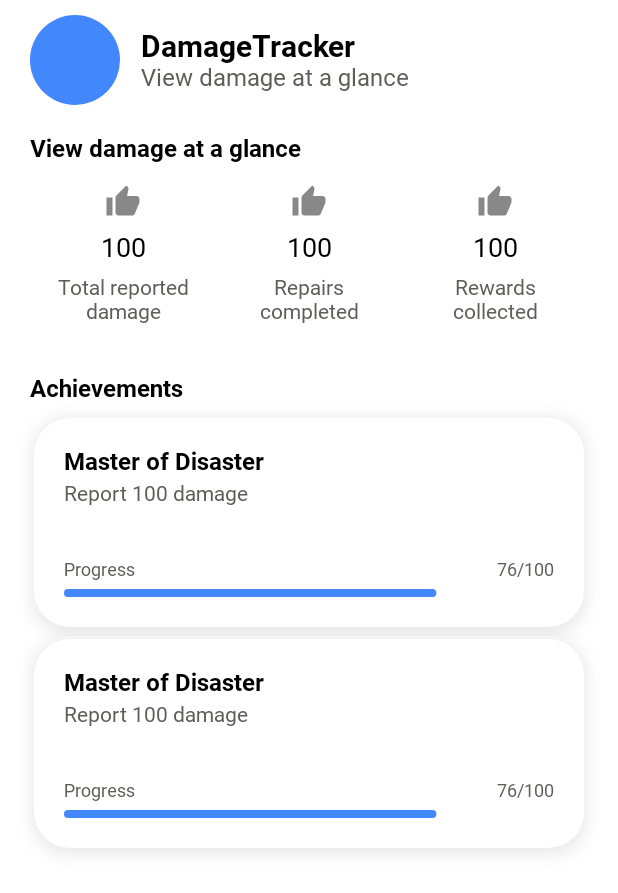
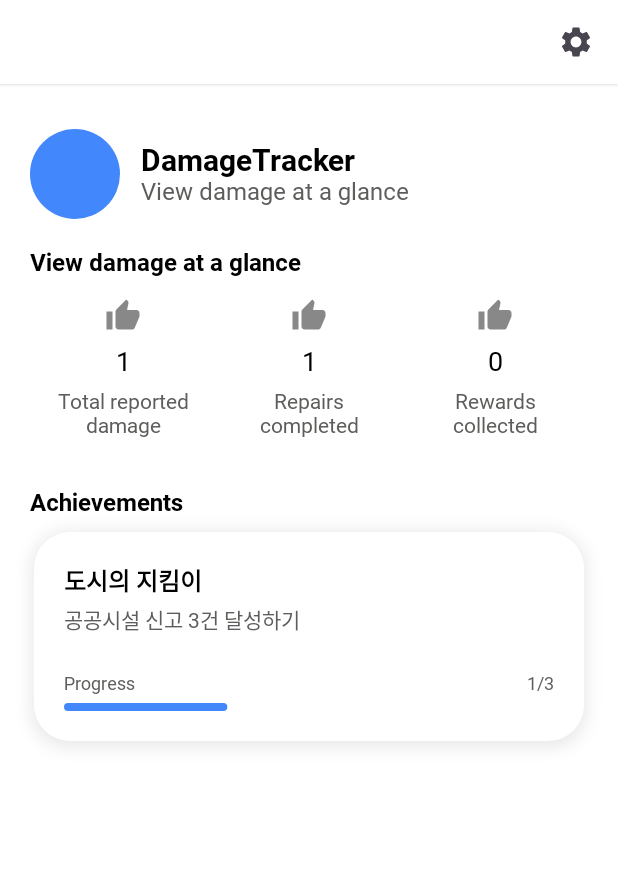
Before and after one commit to GDSC-KNU/3rd-sc-ex1-CitySavior-Android, an Android app built with Jetpack Compose: the @Preview function ProfileScreenPreview, on a phone screen of 412 x 824 dp. Shown: the top 893 px of the screen. Run offline under Robolectric (Android 15) with nearby library versions, the phone set to English and light mode, and no system bars; our stand-ins replace Dagger/Hilt's generated code, Shimmer.

Commit message:
#10 [Feat]: Profile Screen 구현

```diff
--- a/data/src/main/kotlin/com/citysavior/android/data/repository/user/UserRepositoryImpl.kt
+++ b/data/src/main/kotlin/com/citysavior/android/data/repository/user/UserRepositoryImpl.kt
@@ -12,6 +12,7 @@ import com.citysavior.android.domain.model.common.toAsync
 import com.citysavior.android.domain.model.report.Point
 import com.citysavior.android.domain.model.user.UserInfo
 import com.citysavior.android.domain.repository.user.UserRepository
+import kotlinx.coroutines.delay
 import kotlinx.coroutines.flow.Flow
 import kotlinx.coroutines.flow.map
 import javax.inject.Inject
@@ -23,6 +24,8 @@ class UserRepositoryImpl @Inject constructor(
     private val datastore : DataStore<Preferences>
 ) : UserRepository {
     override suspend fun getUserInfo(): Async<UserInfo> {
+        delay(400)
+        return Async.Success(UserInfo.fixture())
         return invokeApiAndConvertAsync(
             api = { apiService.getUserInfo() },
             convert = { it.toDomain() }
--- a/presentation/src/main/kotlin/com/citysavior/android/presentation/main/profile/ProfileScreen.kt
+++ b/presentation/src/main/kotlin/com/citysavior/android/presentation/main/profile/ProfileScreen.kt
@@ -1,5 +1,6 @@
 package com.citysavior.android.presentation.main.profile
 
+import androidx.compose.foundation.layout.Box
 import androidx.compose.foundation.layout.Column
 import androidx.compose.foundation.layout.Row
 import androidx.compose.foundation.layout.Spacer
@@ -7,12 +8,24 @@ import androidx.compose.foundation.layout.fillMaxSize
 import androidx.compose.foundation.layout.fillMaxWidth
 import androidx.compose.foundation.layout.height
 import androidx.compose.foundation.layout.padding
+import androidx.compose.foundation.rememberScrollState
+import androidx.compose.foundation.verticalScroll
+import androidx.compose.material.icons.Icons
+import androidx.compose.material.icons.filled.Settings
+import androidx.compose.material3.CircularProgressIndicator
+import androidx.compose.material3.Icon
+import androidx.compose.material3.IconButton
 import androidx.compose.material3.Text
 import androidx.compose.runtime.Composable
 import androidx.compose.ui.Alignment
 import androidx.compose.ui.Modifier
 import androidx.compose.ui.tooling.preview.Preview
 import androidx.compose.ui.unit.dp
+import androidx.hilt.navigation.compose.hiltViewModel
+import androidx.lifecycle.compose.collectAsStateWithLifecycle
+import com.citysavior.android.domain.model.common.Async
+import com.citysavior.android.domain.model.user.UserInfo
+import com.citysavior.android.presentation.common.component.ErrorScreen
 import com.citysavior.android.presentation.common.constant.Sizes
 import com.citysavior.android.presentation.common.constant.TextStyles
 import com.citysavior.android.presentation.common.layout.DefaultLayout
@@ -22,14 +35,41 @@ import com.citysavior.android.presentation.main.profile.component.ProfileStatIte
 
 
 @Composable
-fun ProfileScreen() {
+fun ProfileScreen(
+    profileViewModel: ProfileViewModel = hiltViewModel(),
+) {
+    val uiState = profileViewModel.userInfo.collectAsStateWithLifecycle()
+    when(uiState.value){
+        is Async.Error -> {
+            ErrorScreen(message = (uiState.value as Async.Error).exception.message ?: "Unknown Error")
+        }
+        is Async.Loading->{
             DefaultLayout {
+                Box(
+                    modifier =Modifier.fillMaxSize(),
+                    contentAlignment = Alignment.Center,
+                ){
+                    CircularProgressIndicator()
+                }
+            }
+        }
+        is Async.Success -> {
+            val data = (uiState.value as Async.Success<UserInfo>).data
+            DefaultLayout(
+                title = "",
+                actions = {
+                    IconButton(onClick = { }) {
+                        Icon(imageVector = Icons.Default.Settings, contentDescription = null)
+                    }
+                }
+            ) {
                 Column(
                     Modifier
                         .fillMaxSize()
                         .padding(horizontal = 20.dp)
+                        .verticalScroll(rememberScrollState())
                 ) {
-            Spacer(modifier =Modifier.height(Sizes.INTERVAL0))
+                    Spacer(modifier = Modifier.height(30.dp))
                     ProfileBox(
                         title = "DamageTracker",
                         content = "View damage at a glance",
@@ -46,17 +86,17 @@ fun ProfileScreen() {
                     ) {
                         ProfileStatItem(
                             modifier = Modifier.weight(1f),
-                    label = "100",
+                            label = data.totalReportCount.toString(),
                             content = "Total reported\ndamage",
                         )
                         ProfileStatItem(
                             modifier = Modifier.weight(1f),
-                    label = "100",
+                            label = data.totalRepairedCount.toString(),
                             content = "Repairs\ncompleted",
                         )
                         ProfileStatItem(
                             modifier = Modifier.weight(1f),
-                    label = "100",
+                            label = data.achieveCollectCount.toString(),
                             content = "Rewards\ncollected",
                         )
                     }
@@ -68,21 +108,23 @@ fun ProfileScreen() {
                         style = TextStyles.TITLE_MEDIUM2,
                     )
                     Spacer(modifier = Modifier.height(Sizes.INTERVAL2))
-
-            List(2){
+                    data.achieveProgressingList.forEach {achieveProgress ->
                         AchievementItem(
                             modifier = Modifier.padding(
                                 vertical = Sizes.INTERVAL4,
                                 horizontal = 1.dp,
                             ),
-                    title = "Master of Disaster",
-                    content = "Report 100 damage",
-                    progress = Pair(76, 100),
+                            title = achieveProgress.achievement.name,
+                            content = achieveProgress.achievement.description,
+                            progress = Pair(achieveProgress.progressCount, achieveProgress.achievement.goalCount),
                         )
                     }
                 }
 
             }
+        }
+    }
+
 }
 
 
```
Lines whose indentation alone changed are shown as unchanged.
